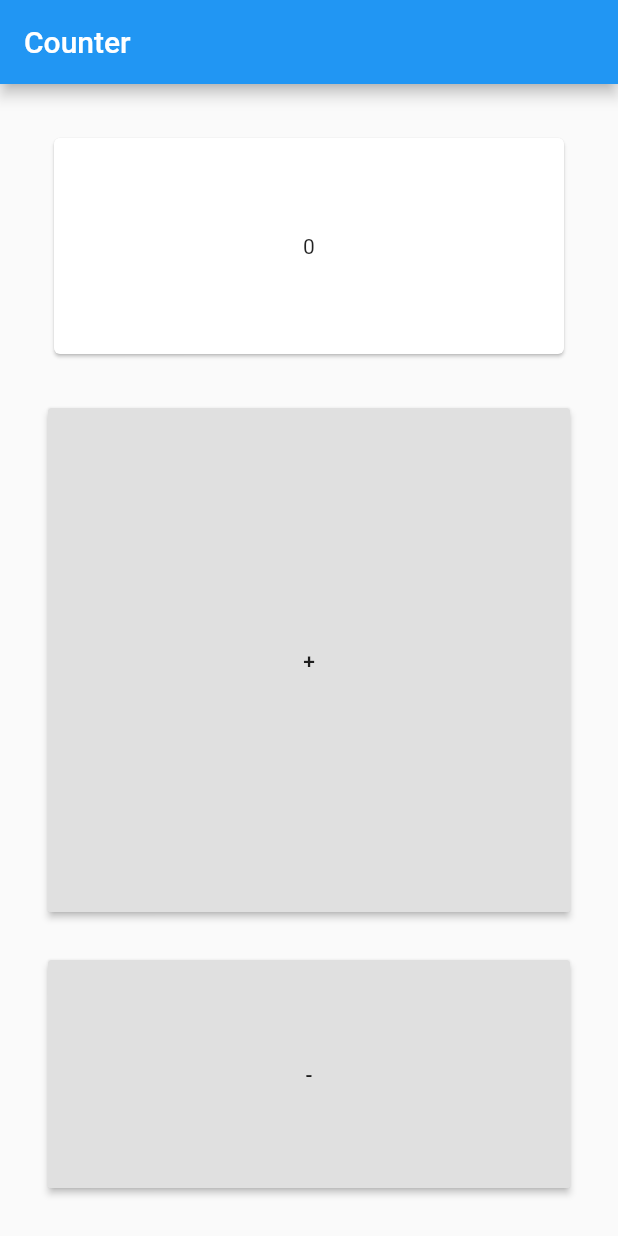
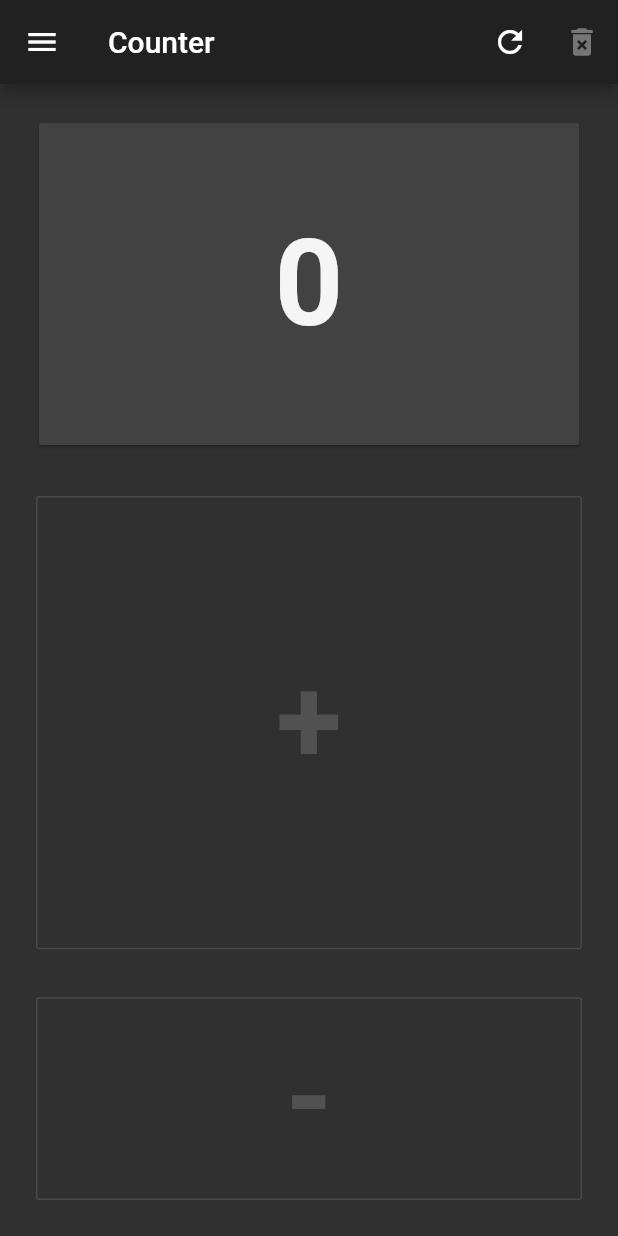
Before and after one commit to rklimpel/CounterApp, a Flutter app: the screen it shows after launch, on a phone screen of 412 x 824 dp. Run offline on Flutter 3.47's test engine with Material 2 defaults, Android fonts, the phone set to English and light mode, and no system bars.

Commit message:
add Reset Counter Dialog

```diff
--- a/lib/main.dart
+++ b/lib/main.dart
@@ -7,9 +7,9 @@ class MyApp extends StatelessWidget {
   @override
   Widget build(BuildContext context) {
     return MaterialApp(
-      title: 'Counter',
+      title: 'Counter 1',
       theme: ThemeData(
-        brightness: Brightness.light,
+        brightness: Brightness.dark,
       ),
       home: MyHomePage(title: 'Counter'),
     );
@@ -39,26 +39,77 @@ class _MyHomePageState extends State<MyHomePage> {
     });
   }
 
+  void resetCounter() {
+    setState(() {
+      _counter = 0;
+    });
+  }
+
+  void _confirmDialog(String text, void onConfirmed()) {
+    showDialog(
+      context: context,
+      child: new AlertDialog(
+        title: new Text("$text"),
+        actions: <Widget>[
+          FlatButton(
+            onPressed: () {
+              Navigator.pop(context);
+            },
+            child: Text("No"),
+          ),
+          FlatButton(
+            onPressed: () {
+              Navigator.pop(context);
+              onConfirmed();
+            },
+            child: Text("Yes"),
+          ),
+        ],
+      ),
+    );
+  }
+
   @override
   Widget build(BuildContext context) {
     return Scaffold(
       appBar: AppBar(
         title: Text(widget.title),
+        actions: <Widget>[
+          IconButton(
+            icon: Icon(Icons.refresh),
+            onPressed: () {
+              _confirmDialog("Do you really want to reset this Counter?", resetCounter);
+            },
+          ),
+          IconButton(
+            icon: Icon(Icons.delete_forever),
+            onPressed: null,
+          )
+        ],
       ),
       body: Padding(
-        padding: EdgeInsets.all(16),
+        padding: EdgeInsets.all(8),
         child: Center(
             child: Column(
           children: <Widget>[
             Expanded(
-              flex: 2,
+              flex: 3,
               child: Container(
-                width: double.infinity,
                 child: Padding(
-                  padding: const EdgeInsets.all(16.0),
+                  padding: const EdgeInsets.all(14.0),
                   child: Card(
+                    shape: RoundedRectangleBorder(
+                      borderRadius: BorderRadius.circular(2),
+                    ),
                     child: Center(
-                      child: Text("$_counter"),
+                      child: Text(
+                        "$_counter",
+                        style: TextStyle(
+                          fontWeight: FontWeight.w600,
+                          color: Colors.white.withOpacity(0.95),
+                          fontSize: 80,
+                        ),
+                      ),
                     ),
                   ),
                 ),
@@ -71,8 +122,18 @@ class _MyHomePageState extends State<MyHomePage> {
                   child: Padding(
                     padding: const EdgeInsets.all(16.0),
                     child: SizedBox.expand(
-                      child: RaisedButton(
-                        child: Text("+"),
+                      child: OutlineButton(
+                        highlightColor: Colors.lightGreen,
+                        splashColor: Colors.lightGreen,
+                        highlightedBorderColor: Colors.grey,
+                        child: Text(
+                          "+",
+                          style: TextStyle(
+                            fontWeight: FontWeight.w600,
+                            color: Colors.grey.withOpacity(0.3),
+                            fontSize: 80,
+                          ),
+                        ),
                         onPressed: _incCounter,
                       ),
                     ),
@@ -87,8 +148,18 @@ class _MyHomePageState extends State<MyHomePage> {
                   child: Padding(
                     padding: const EdgeInsets.all(16),
                     child: SizedBox.expand(
-                      child: RaisedButton(
-                        child: Text("-"),
+                      child: OutlineButton(
+                        highlightColor: Colors.deepOrange,
+                        splashColor: Colors.deepOrange,
+                        highlightedBorderColor: Colors.grey,
+                        child: Text(
+                          "-",
+                          style: TextStyle(
+                            fontWeight: FontWeight.w600,
+                            color: Colors.grey.withOpacity(0.3),
+                            fontSize: 80,
+                          ),
+                        ),
                         onPressed: _decCounter,
                       ),
                     ),
@@ -99,18 +170,14 @@ class _MyHomePageState extends State<MyHomePage> {
           ],
         )),
       ),
+      drawer: Drawer(
+        child: Padding(
+          padding: const EdgeInsets.fromLTRB(0, 24, 0, 0),
+          child: Container(
+            child: Text("Counter List..."),
+          ),
+        ),
+      ),
     );
   }
 }
-
-class Test extends StatefulWidget {
-  @override
-  _TestState createState() => _TestState();
-}
-
-class _TestState extends State<Test> {
-  @override
-  Widget build(BuildContext context) {
-    return Container();
-  }
-}
```
